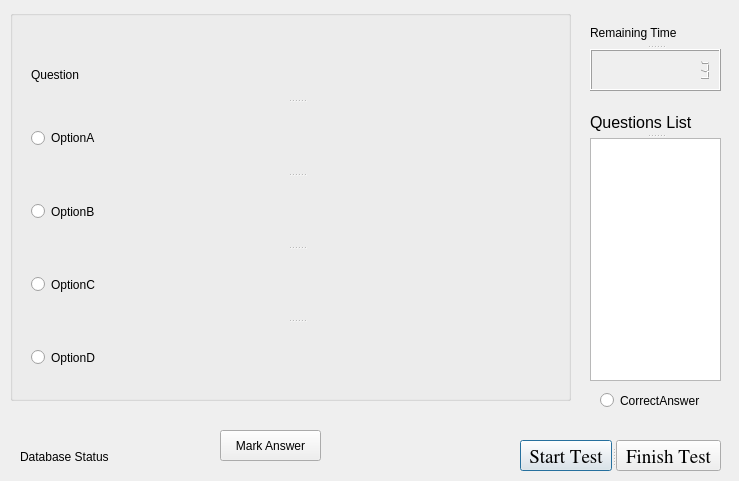
Above: questions.ui from sahilsehgal1995/Quiz_Project before the change. Below: the same form after it.
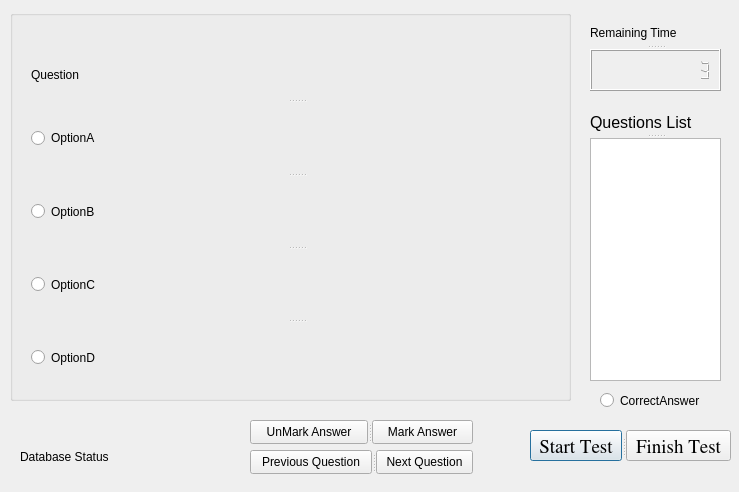
That is the form after the change.

Commit message: Next button added in the Questions Dialog Box

Diff of the .ui file:
```diff
--- a/questions.ui
+++ b/questions.ui
@@ -7,7 +7,7 @@
     <x>0</x>
     <y>0</y>
     <width>739</width>
-    <height>481</height>
+    <height>492</height>
    </rect>
   </property>
   <property name="windowTitle">
@@ -76,58 +76,8 @@
      </property>
     </widget>
    </widget>
-  </widget>
-  <widget class="QSplitter" name="splitter_2">
-   <property name="geometry">
-    <rect>
-     <x>520</x>
-     <y>440</y>
-     <width>201</width>
-     <height>31</height>
-    </rect>
-   </property>
-   <property name="orientation">
-    <enum>Qt::Horizontal</enum>
-   </property>
-   <widget class="QPushButton" name="StartTest">
-    <property name="font">
-     <font>
-      <family>Nimbus Roman No9 L</family>
-      <pointsize>14</pointsize>
-      <weight>50</weight>
-      <bold>false</bold>
-     </font>
-    </property>
-    <property name="text">
-     <string>Start Test</string>
-    </property>
-   </widget>
-   <widget class="QPushButton" name="EndTest">
-    <property name="font">
-     <font>
-      <family>Nimbus Roman No9 L</family>
-      <pointsize>14</pointsize>
-      <weight>50</weight>
-      <bold>false</bold>
-     </font>
-    </property>
-    <property name="text">
-     <string>Finish Test</string>
-    </property>
-   </widget>
-  </widget>
-  <widget class="QPushButton" name="MarkAnswer">
-   <property name="geometry">
-    <rect>
-     <x>220</x>
-     <y>430</y>
-     <width>101</width>
-     <height>31</height>
-    </rect>
-   </property>
-   <property name="text">
-    <string>Mark Answer</string>
-   </property>
+   <zorder>splitter_3</zorder>
+   <zorder>splitter_6</zorder>
   </widget>
   <widget class="QRadioButton" name="CorrectAnswer">
    <property name="geometry">
@@ -205,6 +155,91 @@
     </property>
    </widget>
   </widget>
+  <widget class="QSplitter" name="splitter_7">
+   <property name="geometry">
+    <rect>
+     <x>530</x>
+     <y>430</y>
+     <width>201</width>
+     <height>31</height>
+    </rect>
+   </property>
+   <property name="orientation">
+    <enum>Qt::Horizontal</enum>
+   </property>
+   <widget class="QPushButton" name="StartTest">
+    <property name="font">
+     <font>
+      <family>Nimbus Roman No9 L</family>
+      <pointsize>14</pointsize>
+      <weight>50</weight>
+      <bold>false</bold>
+     </font>
+    </property>
+    <property name="text">
+     <string>Start Test</string>
+    </property>
+   </widget>
+   <widget class="QPushButton" name="EndTest">
+    <property name="font">
+     <font>
+      <family>Nimbus Roman No9 L</family>
+      <pointsize>14</pointsize>
+      <weight>50</weight>
+      <bold>false</bold>
+     </font>
+    </property>
+    <property name="text">
+     <string>Finish Test</string>
+    </property>
+   </widget>
+  </widget>
+  <widget class="QWidget" name="">
+   <property name="geometry">
+    <rect>
+     <x>250</x>
+     <y>420</y>
+     <width>223</width>
+     <height>54</height>
+    </rect>
+   </property>
+   <layout class="QGridLayout" name="gridLayout">
+    <item row="0" column="0">
+     <widget class="QSplitter" name="splitter_2">
+      <property name="orientation">
+       <enum>Qt::Horizontal</enum>
+      </property>
+      <widget class="QPushButton" name="UnMarkAnswer">
+       <property name="text">
+        <string>UnMark Answer</string>
+       </property>
+      </widget>
+      <widget class="QPushButton" name="MarkAnswer">
+       <property name="text">
+        <string>Mark Answer</string>
+       </property>
+      </widget>
+     </widget>
+    </item>
+    <item row="1" column="0">
+     <widget class="QSplitter" name="splitter_5">
+      <property name="orientation">
+       <enum>Qt::Horizontal</enum>
+      </property>
+      <widget class="QPushButton" name="PreviousQuestion">
+       <property name="text">
+        <string>Previous Question</string>
+       </property>
+      </widget>
+      <widget class="QPushButton" name="NextQuestion">
+       <property name="text">
+        <string>Next Question</string>
+       </property>
+      </widget>
+     </widget>
+    </item>
+   </layout>
+  </widget>
  </widget>
  <resources/>
  <connections/>
```
The commit also changes 2 other files.
